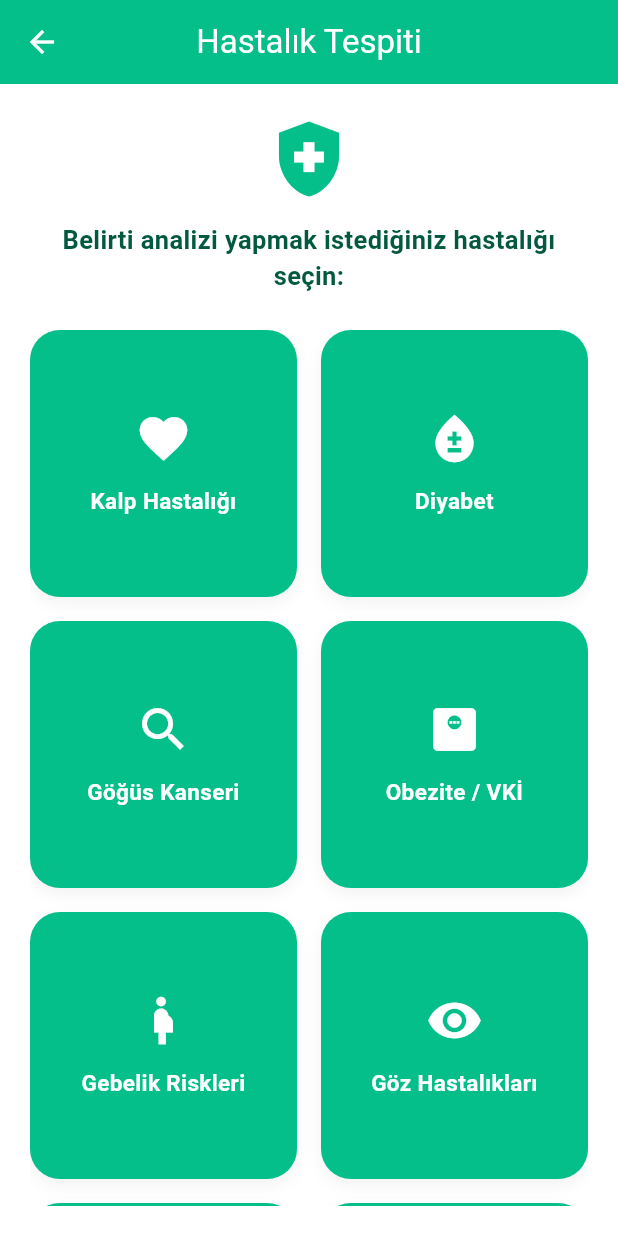
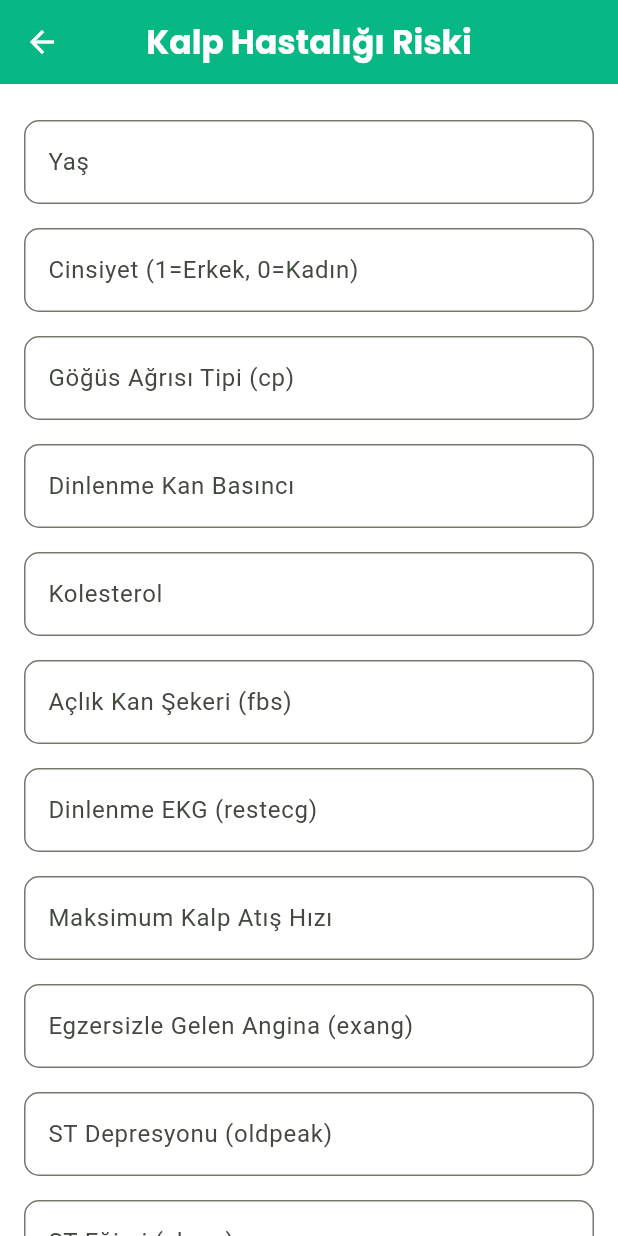
Before and after one commit to Mert30/YZTA-Bootcamp-Group-110, a Flutter app: the DiseaseDetectionPage screen opened directly, after a tap on "Kalp Hastalığı", on a phone screen of 412 x 824 dp. Run offline on Flutter 3.47's test engine with Material 3 defaults, Android fonts, the light colour scheme and no system bars; our stand-ins replace bloc, cloud_firestore, convex_bottom_bar, firebase_auth, firebase_core, firebase_storage and 8 more; missing offline and left inert: mobile_scanner, tflite_flutter; accounts and stored records are empty; project files that could hold a hidden picture were left out.

Commit message:
`kalp, diyabet, gebelik ml kismi bitti`

```diff
--- a/smart_med_asistant/lib/ui/views/disease_detection_page.dart
+++ b/smart_med_asistant/lib/ui/views/disease_detection_page.dart
@@ -1,5 +1,7 @@
 import 'package:flutter/material.dart';
 import 'package:smart_med_assistant/ui/views/disease_pages/bmi_page.dart';
+import 'package:smart_med_assistant/ui/views/disease_pages/diabetes_page.dart';
+import 'package:smart_med_assistant/ui/views/disease_pages/heart_disease_page.dart';
 import 'package:smart_med_assistant/ui/views/disease_pages/pregnancy_risk_page.dart';
 import 'package:smart_med_assistant/ui/views/disease_pages/psychological_check_page.dart';
 
@@ -9,8 +11,28 @@ class DiseaseDetectionPage extends StatelessWidget {
   @override
   Widget build(BuildContext context) {
     final diseases = [
-      {"title": "Kalp Hastalığı", "icon": Icons.favorite, "onTap": () {}},
-      {"title": "Diyabet", "icon": Icons.bloodtype, "onTap": () {}},
+      {
+        "title": "Kalp Hastalığı",
+        "icon": Icons.favorite,
+        "onTap": () {
+          Navigator.pushReplacement(
+            context,
+            MaterialPageRoute(builder: (context) => const HeartDiseasePage()),
+          );
+        },
+      },
+      {
+        "title": "Diyabet",
+        "icon": Icons.bloodtype,
+        "onTap": () {
+          Navigator.pushReplacement(
+            context,
+            MaterialPageRoute(
+              builder: (context) => const DiabetesDetectionPage(),
+            ),
+          );
+        },
+      },
       {"title": "Göğüs Kanseri", "icon": Icons.search, "onTap": () {}},
       {
         "title": "Obezite / VKİ",
--- /dev/null
+++ b/smart_med_asistant/lib/ui/views/disease_pages/heart_disease_page.dart
@@ -0,0 +1,186 @@
+import 'package:flutter/material.dart';
+import 'package:google_fonts/google_fonts.dart';
+import 'package:smart_med_assistant/ui/views/disease_detection_page.dart';
+import 'package:tflite_flutter/tflite_flutter.dart';
+
+class HeartDiseasePage extends StatefulWidget {
+  const HeartDiseasePage({super.key});
+
+  @override
+  State<HeartDiseasePage> createState() => _HeartDiseasePageState();
+}
+
+class _HeartDiseasePageState extends State<HeartDiseasePage> {
+  final _formKey = GlobalKey<FormState>();
+  late Interpreter interpreter;
+
+  final TextEditingController ageController = TextEditingController();
+  final TextEditingController sexController = TextEditingController();
+  final TextEditingController cpController = TextEditingController();
+  final TextEditingController trestbpsController = TextEditingController();
+  final TextEditingController cholController = TextEditingController();
+  final TextEditingController fbsController = TextEditingController();
+  final TextEditingController restecgController = TextEditingController();
+  final TextEditingController thalachController = TextEditingController();
+  final TextEditingController exangController = TextEditingController();
+  final TextEditingController oldpeakController = TextEditingController();
+  final TextEditingController slopeController = TextEditingController();
+  final TextEditingController caController = TextEditingController();
+  final TextEditingController thalController = TextEditingController();
+
+  String? result;
+
+  @override
+  void initState() {
+    super.initState();
+    loadModel();
+  }
+
+  Future<void> loadModel() async {
+    interpreter = await Interpreter.fromAsset(
+      'assets/ml_models/heart_model.tflite',
+    );
+  }
+
+  void predict() {
+    final input = [
+      double.parse(ageController.text),
+      double.parse(sexController.text),
+      double.parse(cpController.text),
+      double.parse(trestbpsController.text),
+      double.parse(cholController.text),
+      double.parse(fbsController.text),
+      double.parse(restecgController.text),
+      double.parse(thalachController.text),
+      double.parse(exangController.text),
+      double.parse(oldpeakController.text),
+      double.parse(slopeController.text),
+      double.parse(caController.text),
+      double.parse(thalController.text),
+    ];
+
+    var inputShape = interpreter.getInputTensor(0).shape;
+    var outputShape = interpreter.getOutputTensor(0).shape;
+    var output = List.filled(outputShape[1], 0.0).reshape([1, outputShape[1]]);
+
+    interpreter.run([input], output);
+
+    setState(() {
+      result = output[0][0] > 0.5
+          ? "Yüksek Kalp Hastalığı Riski"
+          : "Düşük Kalp Hastalığı Riski";
+    });
+  }
+
+  Widget buildTextField(String label, TextEditingController controller) {
+    return Padding(
+      padding: const EdgeInsets.symmetric(vertical: 8.0),
+      child: TextFormField(
+        controller: controller,
+        decoration: InputDecoration(
+          labelText: label,
+          border: OutlineInputBorder(borderRadius: BorderRadius.circular(10)),
+        ),
+        keyboardType: TextInputType.number,
+        validator: (value) => value!.isEmpty ? 'Boş bırakılamaz' : null,
+      ),
+    );
+  }
+
+  @override
+  Widget build(BuildContext context) {
+    return Scaffold(
+      appBar: AppBar(
+        leading: IconButton(
+          icon: Icon(Icons.arrow_back, color: Colors.white),
+          onPressed: () {
+            Navigator.pushReplacement(
+              context,
+              MaterialPageRoute(
+                builder: (context) => DiseaseDetectionPage(),
+              ), // buraya yönlendireceğin sayfayı yaz
+            );
+          },
+        ),
+        title: Text(
+          "Kalp Hastalığı Riski",
+          style: GoogleFonts.poppins(
+            fontSize: 22,
+            fontWeight: FontWeight.bold,
+            color: Colors.white,
+          ),
+        ),
+        backgroundColor: Color(0xFF04BF8A),
+        centerTitle: true,
+        foregroundColor: Colors.white,
+        elevation: 3,
+      ),
+      body: SingleChildScrollView(
+        padding: const EdgeInsets.all(16),
+        child: Form(
+          key: _formKey,
+          child: Column(
+            children: [
+              buildTextField("Yaş", ageController),
+              buildTextField("Cinsiyet (1=Erkek, 0=Kadın)", sexController),
+              buildTextField("Göğüs Ağrısı Tipi (cp)", cpController),
+              buildTextField("Dinlenme Kan Basıncı", trestbpsController),
+              buildTextField("Kolesterol", cholController),
+              buildTextField("Açlık Kan Şekeri (fbs)", fbsController),
+              buildTextField("Dinlenme EKG (restecg)", restecgController),
+              buildTextField("Maksimum Kalp Atış Hızı", thalachController),
+              buildTextField(
+                "Egzersizle Gelen Angina (exang)",
+                exangController,
+              ),
+              buildTextField("ST Depresyonu (oldpeak)", oldpeakController),
+              buildTextField("ST Eğimi (slope)", slopeController),
+              buildTextField("Ana Damar Sayısı (ca)", caController),
+              buildTextField("Thal (thal)", thalController),
+              const SizedBox(height: 16),
+              ElevatedButton(
+                onPressed: () {
+                  if (_formKey.currentState!.validate()) predict();
+                },
+                child: const Text("Riski Hesapla"),
+                style: ElevatedButton.styleFrom(
+                  backgroundColor: const Color(0xFF04BF8A),
+                  foregroundColor: Colors.white,
+                  padding: const EdgeInsets.symmetric(
+                    horizontal: 32,
+                    vertical: 12,
+                  ),
+                  shape: RoundedRectangleBorder(
+                    borderRadius: BorderRadius.circular(10),
+                  ),
+                ),
+              ),
+              const SizedBox(height: 24),
+              if (result != null)
+                Container(
+                  padding: const EdgeInsets.all(16),
+                  decoration: BoxDecoration(
+                    color: result!.contains("Yüksek")
+                        ? Colors.red[100]
+                        : Colors.green[100],
+                    borderRadius: BorderRadius.circular(12),
+                  ),
+                  child: Text(
+                    result!,
+                    style: TextStyle(
+                      color: result!.contains("Yüksek")
+                          ? Colors.red
+                          : Colors.green[800],
+                      fontSize: 18,
+                      fontWeight: FontWeight.bold,
+                    ),
+                    textAlign: TextAlign.center,
+                  ),
+                ),
+            ],
+          ),
+        ),
+      ),
+    );
+  }
+}
--- a/smart_med_asistant/pubspec.yaml
+++ b/smart_med_asistant/pubspec.yaml
@@ -88,6 +88,8 @@ flutter:
     - assets/animations/loading.json
     - assets/animations/chatbot.json
     - assets/ml_models/pregnancy_risk_model.tflite
+    - assets/ml_models/diabetes_model.tflite
+    - assets/ml_models/heart_model.tflite
   # To add assets to your application, add an assets section, like this:
   # assets:
   #   - images/a_dot_burr.jpeg
```
Also changed, not shown: smart_med_asistant/lib/ui/views/disease_pages/diabetes_page.dart (added, +205 -0 lines), smart_med_asistant/lib/ui/views/disease_pages/pregnancy_risk_page.dart (+10 -5 lines), 2 other files.
